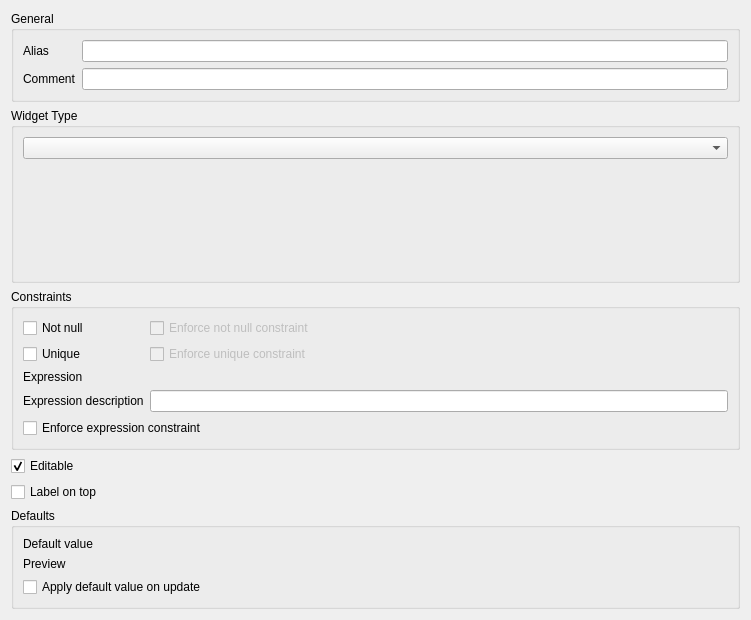
This is src/ui/qgsattributetypeedit.ui in carsmie/QGIS as Qt 5 draws it before an edit. The edited form follows.
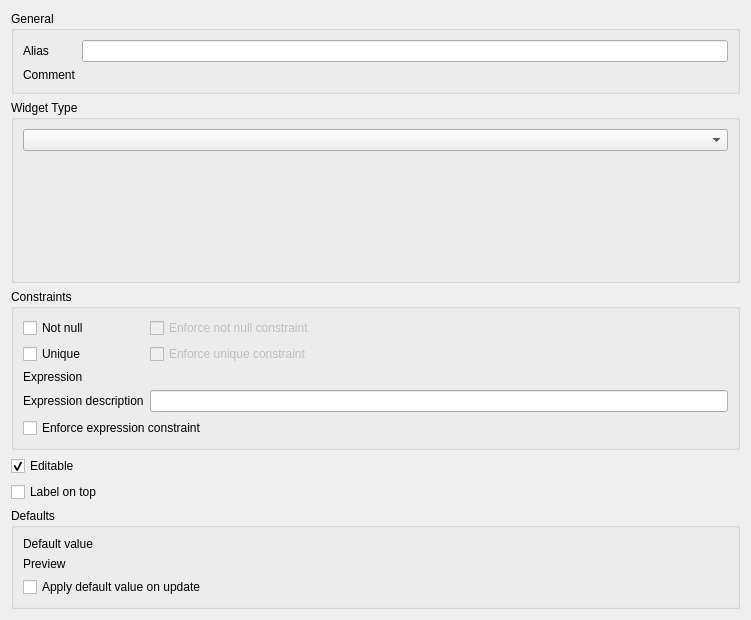
This is the edited form. Custom widgets are drawn as their Qt base class.

Commit message: some changes in attribute form properties and source data properties changed style of layout, initcode and suppress-combo display read only comment fixed saving of wfs improved layout some tooltips

Diff of the .ui file:
```diff
--- a/src/ui/qgsattributetypeedit.ui
+++ b/src/ui/qgsattributetypeedit.ui
@@ -38,7 +38,11 @@
        <widget class="QLineEdit" name="leAlias"/>
       </item>
       <item row="1" column="1">
-       <widget class="QLineEdit" name="leComment"/>
+       <widget class="QLabel" name="laComment">
+        <property name="text">
+         <string> </string>
+        </property>
+       </widget>
       </item>
      </layout>
     </widget>
```
Left out of the diff: 6 changed lines with no effect on the pictures. The commit also changes 12 other files.
